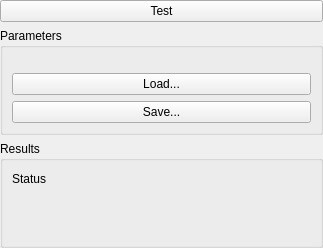
Qt form AcfSln/Include/iqtinsp/CGeneralSupplierGuiComp.ui (ImagingTools/AcfPublic) before a commit.
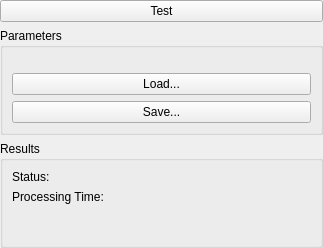
The same form after that commit. Icons and pictures are not drawn.

```diff
--- a/AcfSln/Include/iqtinsp/CGeneralSupplierGuiComp.ui
+++ b/AcfSln/Include/iqtinsp/CGeneralSupplierGuiComp.ui
@@ -99,35 +99,64 @@
       <string>Results</string>
      </property>
      <layout class="QGridLayout" name="gridLayout">
+      <item row="3" column="0" colspan="2">
+       <widget class="QWidget" name="UserResultFrame" native="true"/>
+      </item>
       <item row="0" column="0">
        <widget class="QLabel" name="label_2">
+        <property name="sizePolicy">
+         <sizepolicy hsizetype="Maximum" vsizetype="Preferred">
+          <horstretch>0</horstretch>
+          <verstretch>0</verstretch>
+         </sizepolicy>
+        </property>
         <property name="text">
-         <string>Status</string>
+         <string>Status:</string>
         </property>
        </widget>
       </item>
       <item row="0" column="1">
        <widget class="QLabel" name="StatusLabel">
-        <property name="text">
-         <string/>
+        <property name="font">
+         <font>
+          <weight>75</weight>
+          <bold>true</bold>
+         </font>
         </property>
-        <property name="alignment">
-         <set>Qt::AlignRight|Qt::AlignTrailing|Qt::AlignVCenter</set>
-        </property>
-       </widget>
-      </item>
-      <item row="1" column="0" colspan="2">
-       <widget class="QLabel" name="DescriptionLabel">
         <property name="text">
          <string/>
         </property>
-        <property name="alignment">
-         <set>Qt::AlignRight|Qt::AlignTrailing|Qt::AlignVCenter</set>
-        </property>
        </widget>
       </item>
       <item row="2" column="0" colspan="2">
-       <widget class="QWidget" name="UserResultFrame" native="true"/>
+       <widget class="QLabel" name="DescriptionLabel">
+        <property name="text">
+         <string/>
+        </property>
+        <property name="alignment">
+         <set>Qt::AlignRight|Qt::AlignTrailing|Qt::AlignVCenter</set>
+        </property>
+       </widget>
+      </item>
+      <item row="1" column="0">
+       <widget class="QLabel" name="label">
+        <property name="sizePolicy">
+         <sizepolicy hsizetype="Maximum" vsizetype="Preferred">
+          <horstretch>0</horstretch>
+          <verstretch>0</verstretch>
+         </sizepolicy>
+        </property>
+        <property name="text">
+         <string>Processing Time:</string>
+        </property>
+       </widget>
+      </item>
+      <item row="1" column="1">
+       <widget class="QLabel" name="ProcessingTimeLabel">
+        <property name="text">
+         <string/>
+        </property>
+       </widget>
       </item>
      </layout>
     </widget>
```
